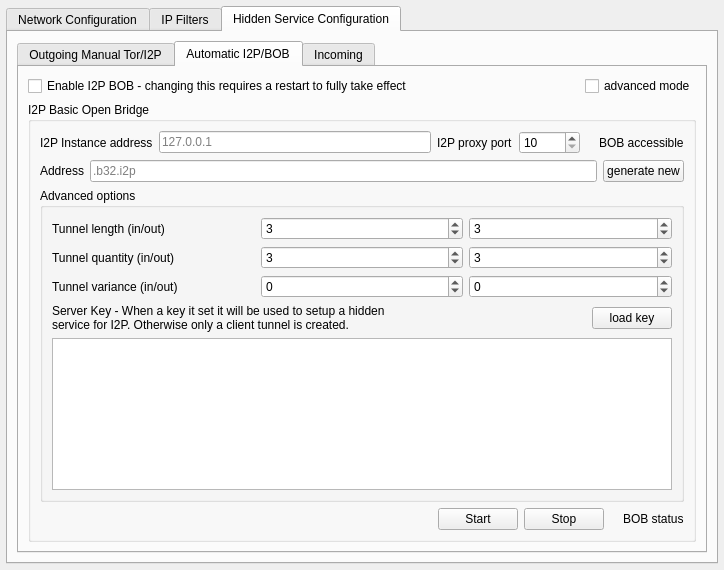
Before: the Qt Designer form retroshare-gui/src/gui/settings/ServerPage.ui in RetroShare/RetroShare, drawn with Qt 5.
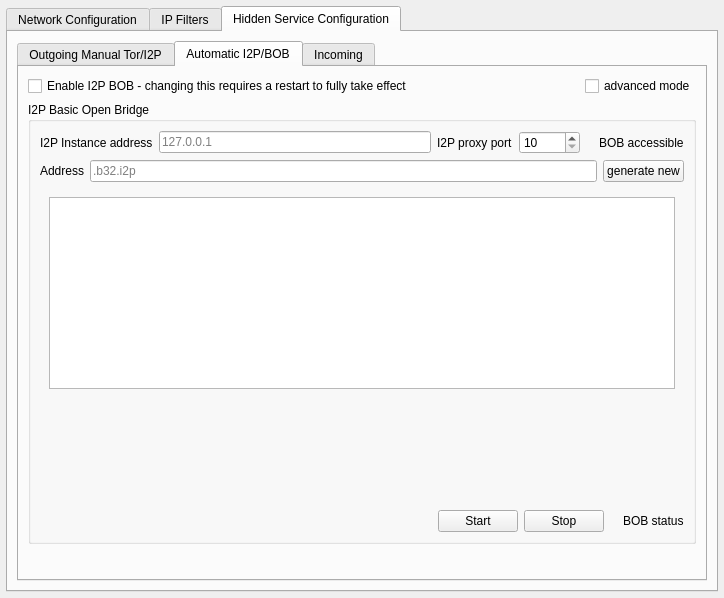
After: the same form once the commit is applied. The open tabs and pages were chosen to show the change. Icons and pictures are not drawn.

Commit message: add simple/advanced view to settings

Patch:
```diff
--- a/retroshare-gui/src/gui/settings/ServerPage.ui
+++ b/retroshare-gui/src/gui/settings/ServerPage.ui
@@ -7,7 +7,7 @@
     <x>0</x>
     <y>0</y>
     <width>724</width>
-    <height>570</height>
+    <height>598</height>
    </rect>
   </property>
   <layout class="QVBoxLayout" name="ServerPageVLayout">
@@ -1078,7 +1078,7 @@
               <item>
                <layout class="QHBoxLayout" name="horizontalLayout_14">
                 <item>
-                 <widget class="QLabel" name="label_19">
+                 <widget class="QLabel" name="lBobB32Addr">
                   <property name="sizePolicy">
                    <sizepolicy hsizetype="Maximum" vsizetype="Preferred">
                     <horstretch>0</horstretch>
@@ -1119,13 +1119,44 @@
                </layout>
               </item>
               <item>
-               <widget class="QGroupBox" name="gbBobAdvanced">
+               <widget class="QStackedWidget" name="swBobAdvanced">
                 <property name="enabled">
                  <bool>true</bool>
                 </property>
-                <property name="title">
-                 <string>Advanced options</string>
+                <property name="currentIndex">
+                 <number>0</number>
                 </property>
+                <widget class="QWidget" name="page">
+                 <layout class="QVBoxLayout" name="verticalLayout_9">
+                  <item>
+                   <widget class="QPlainTextEdit" name="pteBobSimple">
+                    <property name="sizePolicy">
+                     <sizepolicy hsizetype="Preferred" vsizetype="Minimum">
+                      <horstretch>0</horstretch>
+                      <verstretch>0</verstretch>
+                     </sizepolicy>
+                    </property>
+                    <property name="readOnly">
+                     <bool>true</bool>
+                    </property>
+                   </widget>
+                  </item>
+                  <item>
+                   <spacer name="verticalSpacer_4">
+                    <property name="orientation">
+                     <enum>Qt::Vertical</enum>
+                    </property>
+                    <property name="sizeHint" stdset="0">
+                     <size>
+                      <width>20</width>
+                      <height>40</height>
+                     </size>
+                    </property>
+                   </spacer>
+                  </item>
+                 </layout>
+                </widget>
+                <widget class="QWidget" name="gbBobAdvancedPage1">
                 <layout class="QVBoxLayout" name="verticalLayout_8">
                  <item>
                   <layout class="QVBoxLayout" name="verticalLayout_7">
@@ -1327,6 +1358,7 @@
                   </layout>
                  </item>
                 </layout>
+                </widget>
                </widget>
               </item>
               <item>
```
Lines whose indentation alone changed are shown as unchanged. The commit also changes 3 other files.
